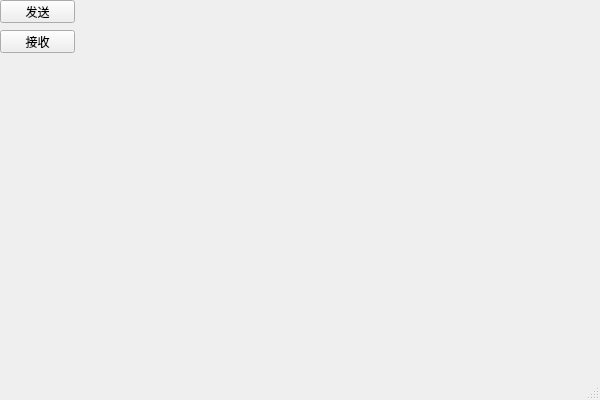
radtek/PandaRC, file Client/PandaRC.ui: the form before one commit.
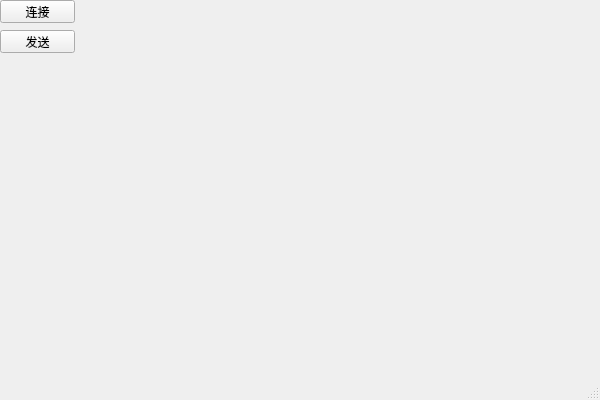
The form after the commit.

```diff
--- a/Client/PandaRC.ui
+++ b/Client/PandaRC.ui
@@ -24,7 +24,7 @@
      </rect>
     </property>
     <property name="text">
-     <string>发送</string>
+     <string>连接</string>
     </property>
    </widget>
    <widget class="QPushButton" name="btnRecv">
@@ -37,7 +37,7 @@
      </rect>
     </property>
     <property name="text">
-     <string>接收</string>
+     <string>发送</string>
     </property>
    </widget>
   </widget>
```
